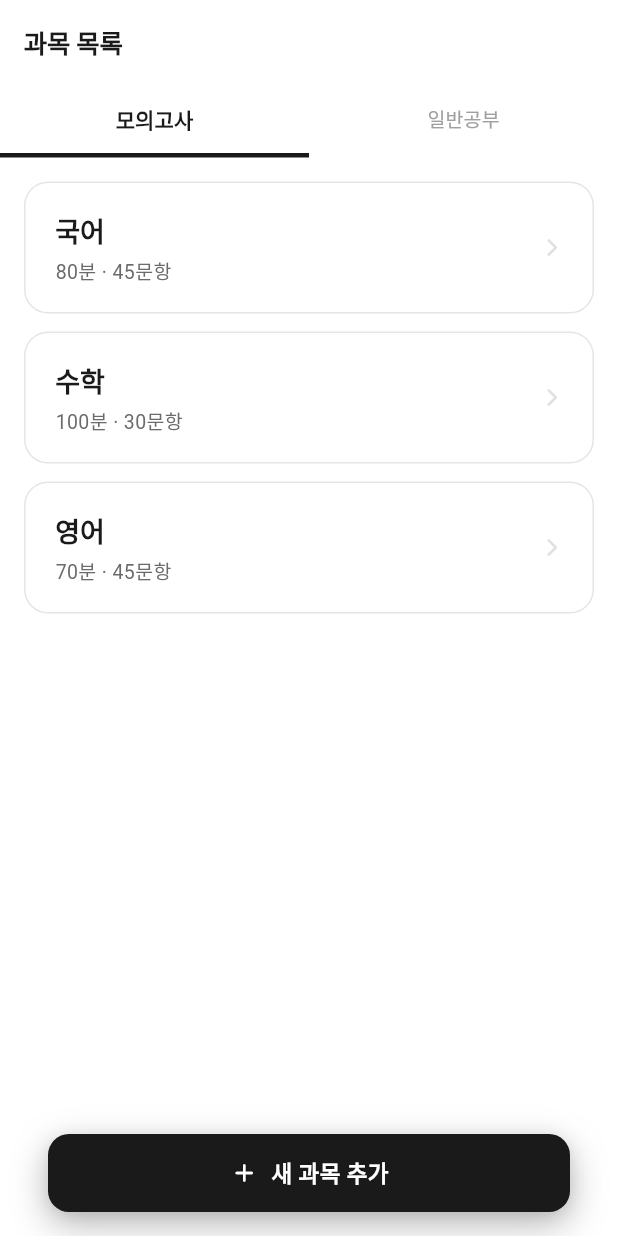
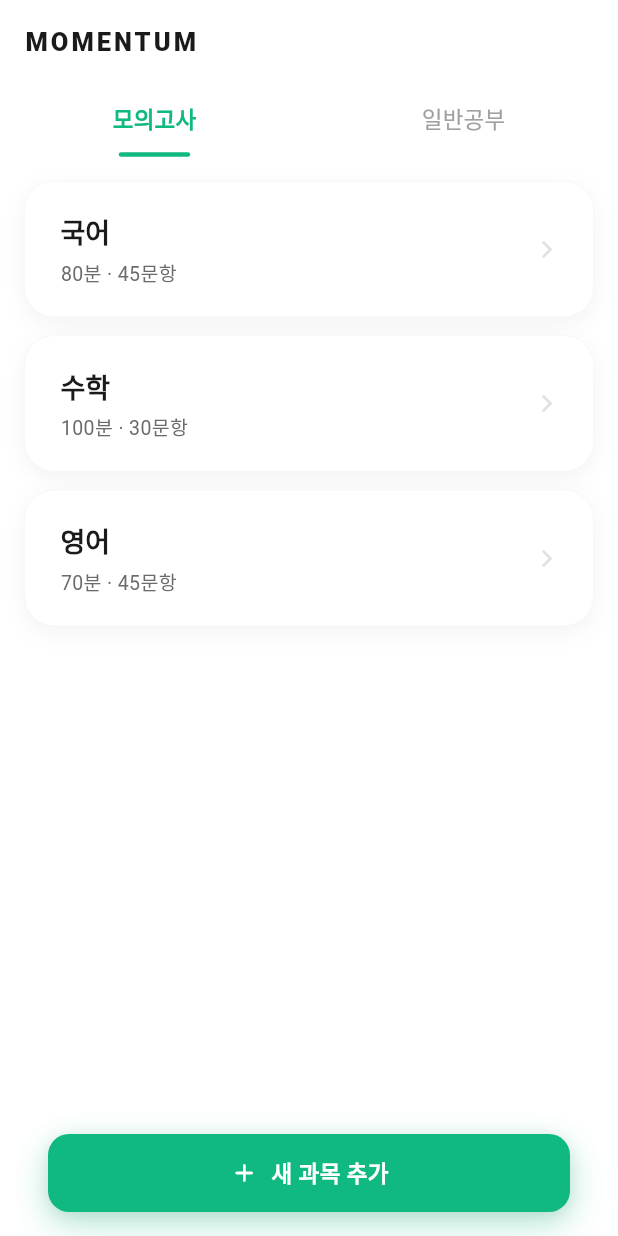
Before and after one commit to XuTuX/lasttimer, a Flutter app: the screen it shows after launch, on a phone screen of 412 x 824 dp. Run offline on Flutter 3.47's test engine with Material 3 defaults, Android fonts, the phone set to English and light mode, and no system bars; our stand-ins replace flutter_slidable, get, isar, shared_preferences; accounts and stored records are empty; generated files the repository leaves out were written again.

Commit message:
일단 출시 하고 보자

```diff
--- a/lib/main.dart
+++ b/lib/main.dart
@@ -27,7 +27,7 @@ class MyApp extends StatelessWidget {
   @override
   Widget build(BuildContext context) {
     return GetMaterialApp(
-      title: 'Timer Analysis',
+      title: 'Momentum',
       theme: AppTheme.lightTheme,
       debugShowCheckedModeBanner: false,
       initialRoute: Routes.subjectList,
--- a/lib/pages/subject_detail/subject_detail_page.dart
+++ b/lib/pages/subject_detail/subject_detail_page.dart
@@ -324,7 +324,7 @@ class _SubjectDetailPageState extends State<SubjectDetailPage> {
                     child: Container(
                       height: 45 * heightFactor,
                       decoration: BoxDecoration(
-                        color: AppColors.gray800,
+                        color: AppColors.accent,
                         borderRadius: BorderRadius.circular(4),
                       ),
                     ),
@@ -462,11 +462,11 @@ class _PremiumFABState extends State<_PremiumFAB>
           height: 52,
           margin: const EdgeInsets.symmetric(horizontal: 32),
           decoration: BoxDecoration(
-            color: AppColors.primary,
+            color: AppColors.accent,
             borderRadius: BorderRadius.circular(14),
             boxShadow: [
               BoxShadow(
-                color: AppColors.primary.withAlpha(80),
+                color: AppColors.accent.withAlpha(80),
                 blurRadius: 20,
                 offset: const Offset(0, 8),
               ),
--- a/lib/pages/subjects/subject_list_page.dart
+++ b/lib/pages/subjects/subject_list_page.dart
@@ -16,13 +16,21 @@ class SubjectListPage extends GetView<SubjectController> {
       length: 2,
       child: Scaffold(
         appBar: AppBar(
-          title: const Text('과목 목록'),
-          bottom: const TabBar(
-            tabs: [
+          title: const Text(
+            'MOMENTUM',
+            style: TextStyle(letterSpacing: 2.0, fontWeight: FontWeight.w800),
+          ),
+          bottom: TabBar(
+            tabs: const [
               Tab(text: '모의고사'),
               Tab(text: '일반공부'),
             ],
-            indicatorWeight: 3,
+            indicatorWeight: 2.5,
+            indicatorPadding: const EdgeInsets.symmetric(horizontal: 4),
+            indicator: UnderlineTabIndicator(
+              borderSide: const BorderSide(width: 3, color: AppColors.accent),
+              borderRadius: BorderRadius.circular(2),
+            ),
           ),
         ),
         body: Obx(() {
@@ -211,8 +219,8 @@ class _SubjectCardWithMeta extends StatelessWidget {
     return AppCard(
       onTap: onTap,
       onLongPress: onLongPress,
-      padding: const EdgeInsets.symmetric(horizontal: 20, vertical: 18),
-      borderRadius: 16,
+      padding: const EdgeInsets.symmetric(horizontal: 24, vertical: 20),
+      borderRadius: 20, // 더 둥글게
       child: Row(
         children: [
           Expanded(
@@ -386,10 +394,10 @@ class _AddSubjectSheetState extends State<_AddSubjectSheet> {
           duration: AppDurations.fast,
           padding: const EdgeInsets.symmetric(vertical: 14),
           decoration: BoxDecoration(
-            color: isSelected ? AppColors.primary : AppColors.gray50,
+            color: isSelected ? AppColors.accent : AppColors.gray50,
             borderRadius: BorderRadius.circular(12),
             border: Border.all(
-              color: isSelected ? AppColors.primary : AppColors.border,
+              color: isSelected ? AppColors.accent : AppColors.border,
             ),
           ),
           child: Center(
@@ -618,11 +626,11 @@ class _PremiumFABState extends State<_PremiumFAB>
           height: 52,
           margin: const EdgeInsets.symmetric(horizontal: 32),
           decoration: BoxDecoration(
-            color: AppColors.primary,
+            color: AppColors.accent,
             borderRadius: BorderRadius.circular(14),
             boxShadow: [
               BoxShadow(
-                color: AppColors.primary.withAlpha(80),
+                color: AppColors.accent.withAlpha(80),
                 blurRadius: 20,
                 offset: const Offset(0, 8),
               ),
--- a/lib/pages/timer/timer_page.dart
+++ b/lib/pages/timer/timer_page.dart
@@ -149,7 +149,7 @@ class _TimerPageState extends State<TimerPage> with TickerProviderStateMixin {
           alignment: Alignment.centerLeft,
           widthFactor: progress.clamp(0.0, 1.0),
           child: Container(
-            color: progress > 0.9 ? AppColors.error : AppColors.textPrimary,
+            color: progress > 0.9 ? AppColors.error : AppColors.accent,
           ),
         ),
       );
@@ -619,11 +619,11 @@ class _PremiumSaveButtonState extends State<_PremiumSaveButton>
           width: double.infinity,
           height: 52,
           decoration: BoxDecoration(
-            color: AppColors.primary,
+            color: AppColors.accent,
             borderRadius: BorderRadius.circular(14),
             boxShadow: [
               BoxShadow(
-                color: AppColors.primary.withAlpha(80),
+                color: AppColors.accent.withAlpha(80),
                 blurRadius: 20,
                 offset: const Offset(0, 8),
               ),
--- a/lib/utils/app_theme.dart
+++ b/lib/utils/app_theme.dart
@@ -6,7 +6,7 @@ class AppTheme {
     return ThemeData(
       useMaterial3: true,
       colorScheme: const ColorScheme.light(
-        primary: AppColors.primary,
+        primary: AppColors.accent,
         secondary: AppColors.gray600,
         surface: AppColors.surface,
         error: AppColors.error,
@@ -38,9 +38,9 @@ class AppTheme {
         ),
       ),
 
-      // FAB - Minimal black
+      // FAB - Minimal Emerald
       floatingActionButtonTheme: FloatingActionButtonThemeData(
-        backgroundColor: AppColors.primary,
+        backgroundColor: AppColors.accent,
         foregroundColor: Colors.white,
         elevation: 0,
         shape: RoundedRectangleBorder(
@@ -48,18 +48,21 @@ class AppTheme {
         ),
       ),
 
-      // TabBar - 프리미엄 스타일
+      // TabBar - 프리미엄 & 미니멀 스타일
       tabBarTheme: TabBarThemeData(
-        labelColor: AppColors.primary,
+        labelColor: AppColors.accent,
         unselectedLabelColor: AppColors.textTertiary,
         labelStyle: AppTypography.labelLarge.copyWith(
-          fontWeight: FontWeight.w600,
+          fontWeight: FontWeight.w700,
+          fontSize: 15,
         ),
-        unselectedLabelStyle: AppTypography.labelMedium,
-        indicatorColor: AppColors.primary,
-        indicatorSize: TabBarIndicatorSize.tab,
-        dividerColor: Colors.transparent,
-        overlayColor: WidgetStateProperty.all(AppColors.gray100),
+        unselectedLabelStyle: AppTypography.labelMedium.copyWith(fontSize: 15),
+        indicatorColor: AppColors.accent,
+        indicatorSize: TabBarIndicatorSize.label, // 글자 길이에 맞게 강조
+        dividerColor: Colors.transparent, // 하단 구분선 제거
+        overlayColor: WidgetStateProperty.all(
+          Colors.transparent,
+        ), // 사각형 박스 배경 제거
       ),
 
       // Buttons - Clean
@@ -143,7 +146,7 @@ class AppTheme {
         ),
         focusedBorder: OutlineInputBorder(
           borderRadius: BorderRadius.circular(AppRadius.md),
-          borderSide: const BorderSide(color: AppColors.primary, width: 1.5),
+          borderSide: const BorderSide(color: AppColors.accent, width: 1.5),
         ),
         errorBorder: OutlineInputBorder(
           borderRadius: BorderRadius.circular(AppRadius.md),
--- a/lib/utils/design_tokens.dart
+++ b/lib/utils/design_tokens.dart
@@ -12,6 +12,11 @@ class AppColors {
   static const Color primary = Color(0xFF1A1A1A);
   static const Color primaryLight = Color(0xFFF5F5F5);
   static const Color primaryDark = Color(0xFF000000);
+
+  // Accent - Emerald Green for 3% highlights (interactive elements)
+  static const Color accent = Color(0xFF10B981);
+  static const Color accentLight = Color(0xFFD1FAE5);
+  static const Color accentDark = Color(0xFF059669);
 
   // Neutrals - True grays
   static const Color gray50 = Color(0xFFFAFAFA);
@@ -37,12 +42,12 @@ class AppColors {
   static const Color textOnPrimary = Color(0xFFFFFFFF);
 
   // Status - Muted tones
-  static const Color success = Color(0xFF2E7D32);
-  static const Color successLight = Color(0xFFE8F5E9);
-  static const Color warning = Color(0xFFED6C02);
-  static const Color warningLight = Color(0xFFFFF4E5);
-  static const Color error = Color(0xFFD32F2F);
-  static const Color errorLight = Color(0xFFFFEBEE);
+  static const Color success = accent;
+  static const Color successLight = accentLight;
+  static const Color warning = Color(0xFFF59E0B);
+  static const Color warningLight = Color(0xFFFEF3C7);
+  static const Color error = Color(0xFFEF4444);
+  static const Color errorLight = Color(0xFFFEE2E2);
 
   // Chart/Data colors (muted, monochrome-friendly)
   static const Color mint = Color(0xFF6B7B7B);
--- a/pubspec.yaml
+++ b/pubspec.yaml
@@ -40,6 +40,7 @@ dependencies:
   path_provider: ^2.1.5
   shared_preferences: ^2.2.2
   intl: ^0.19.0
+  flutter_slidable: ^3.1.0
 
 dev_dependencies:
   flutter_test:
```
Also changed, not shown: lib/components/app_card.dart (+70 -71 lines), lib/pages/record_detail/record_detail_page.dart (+26 -8 lines), pubspec.lock.
